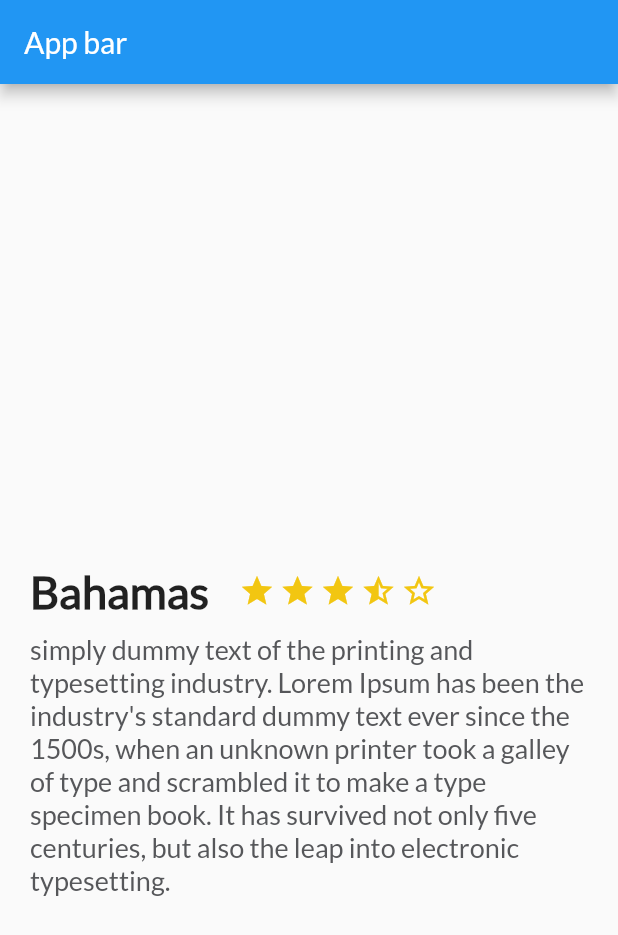
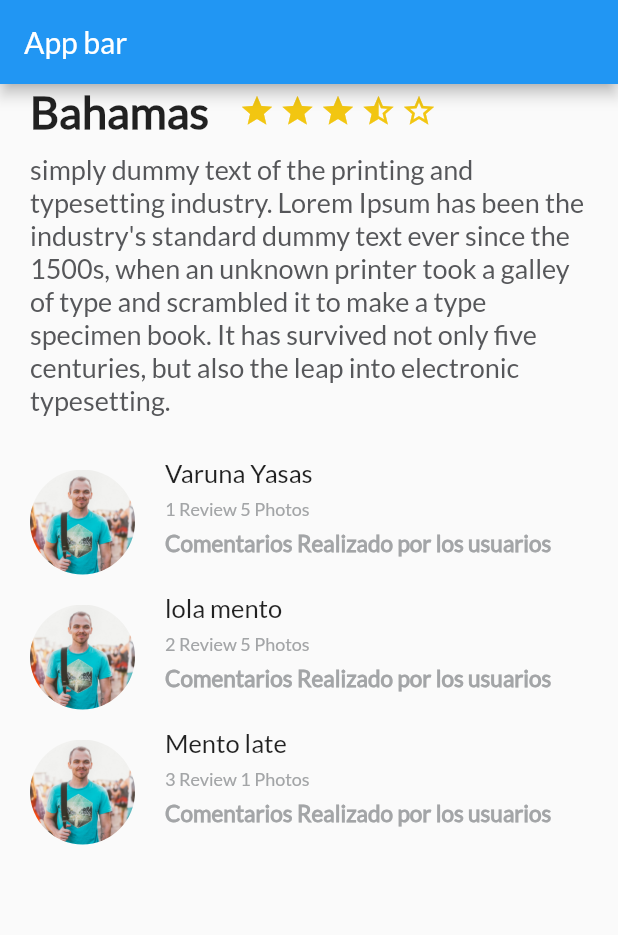
Before and after one commit to jpaltahona/Flutter_App, a Flutter app: the screen it shows after launch, on a phone screen of 412 x 824 dp. Shown: the top 935 px of the screen. Run offline on Flutter 3.47's test engine with Material 2 defaults, Android fonts, the phone set to English and light mode, and no system bars.

Commit message:
creando list review

```diff
--- a/lib/description_place.dart
+++ b/lib/description_place.dart
@@ -12,7 +12,7 @@ class DescriptionPlace extends StatelessWidget{
 
   final star = Container(
     margin: EdgeInsets.only(
-      top: 320.0,
+  //    top: 320.0,
       right: 3.0,
     ),
     child: Icon(
@@ -23,7 +23,7 @@ class DescriptionPlace extends StatelessWidget{
 
 final star_half = Container(
     margin: EdgeInsets.only(
-      top: 320.0,
+  //    top: 320.0,
       right: 3.0,
     ),
     child: Icon(
@@ -34,7 +34,7 @@ final star_half = Container(
 
 final star_border = Container(
     margin: EdgeInsets.only(
-      top: 320.0,
+  //    top: 320.0,
       right: 3.0,
     ),
     child: Icon(
@@ -46,7 +46,7 @@ final star_border = Container(
   final title_stars = Row(
     children: <Widget>[
       Container(
-        margin: EdgeInsets.only( top: 320.0, left: 20.0, right: 20.0 ),
+        margin: EdgeInsets.only( left: 20.0, right: 20.0 ),
         child: Text(
          namePlace,
           style: TextStyle( fontSize: 30.0, fontWeight: FontWeight.w900, fontFamily: "Lato" ),
@@ -73,7 +73,7 @@ final star_border = Container(
       )
     ,);
 
-    final Content_Description = Column(children: <Widget>[
+    final Content_Description = Column( children: <Widget>[
       title_stars,
       descriptionContent
     ],);
--- a/lib/main.dart
+++ b/lib/main.dart
@@ -1,5 +1,6 @@
 import 'package:flutter/material.dart';
 import './description_place.dart';
+import './review_list.dart';
 
 void main() => runApp(MyApp());
 
@@ -17,7 +18,13 @@ String descriptionDummy = '''simply dummy text of the printing and typesetting i
         appBar: AppBar(
           title: Text("App bar"),
         ),
-        body: new DescriptionPlace('Bahamas', 4, descriptionDummy)
+        body: Column(
+          children: <Widget>[
+            DescriptionPlace('Bahamas', 4, descriptionDummy),
+            ReviewList()
+          ],
+        )
+
       )
 
     );
--- a/lib/review.dart
+++ b/lib/review.dart
@@ -2,10 +2,10 @@ import 'package:flutter/material.dart';
 
 class Review extends StatelessWidget {
 
-  String pathImage = 'assets/img/people.jpg';
-  String name = 'Varuna Yasas';
-  String details = '1 Review 5 Photos';
-  String comment = "Comentarios Realizado por los usuarios";
+  String pathImage;
+  String name;
+  String details;
+  String comment;
 
   @override
   Review(this.pathImage, this.name, this.details, this.comment);
@@ -14,8 +14,8 @@ class Review extends StatelessWidget {
 
     final photo = Container (
       margin: EdgeInsets.only(top: 20.0, left: 20.0 ),
-      width: 80.0,
-      height: 80.0,
+      width: 70.0,
+      height: 70.0,
 
       decoration: BoxDecoration(shape: BoxShape.circle,
       image: DecorationImage( fit: BoxFit.cover, image:  AssetImage(pathImage) ),
@@ -23,17 +23,19 @@ class Review extends StatelessWidget {
       );
 
     final UserName = Container(
-      margin: EdgeInsets.only(left: 20.0),
+      margin: EdgeInsets.only(left: 20.0, bottom: 7.0),
       child: Text(name, textAlign: TextAlign.left,
         style: TextStyle(fontFamily: 'Lato', fontSize: 17.0),
       ),
     );
+
     final UserInfo = Container(
-      margin: EdgeInsets.only(left: 20.0),
+      margin: EdgeInsets.only(left: 20.0, bottom: 7.0),
       child: Text(details, textAlign: TextAlign.left,
         style: TextStyle(fontFamily: 'Lato', fontSize: 12.0, color: Color(0xFFa3a5a7)),
       ),
     );
+
     final UserComments = Container(
       margin: EdgeInsets.only(left: 20.0),
       child: Text(comment, textAlign: TextAlign.left,
--- a/lib/review_list.dart
+++ b/lib/review_list.dart
@@ -1,8 +1,19 @@
 import 'package:flutter/material.dart';
-
+import 'review.dart';
 class ReviewList extends StatelessWidget{
     @override
-     Widget build(BuildContext context){
-       return null
-     }
+    Widget build(BuildContext context){
+    return
+      Container(
+      margin: EdgeInsets.only(top: 15.0),
+      child: Column (
+        crossAxisAlignment: CrossAxisAlignment.start,
+        children: <Widget>[
+          Review('assets/img/people.jpg', 'Varuna Yasas', '1 Review 5 Photos', "Comentarios Realizado por los usuarios"),
+          Review('assets/img/people.jpg', 'lola mento', '2 Review 5 Photos', "Comentarios Realizado por los usuarios"),
+          Review('assets/img/people.jpg', 'Mento late', '3 Review 1 Photos', "Comentarios Realizado por los usuarios"),
+        ]
+      )
+      );
+  }
 }
```
